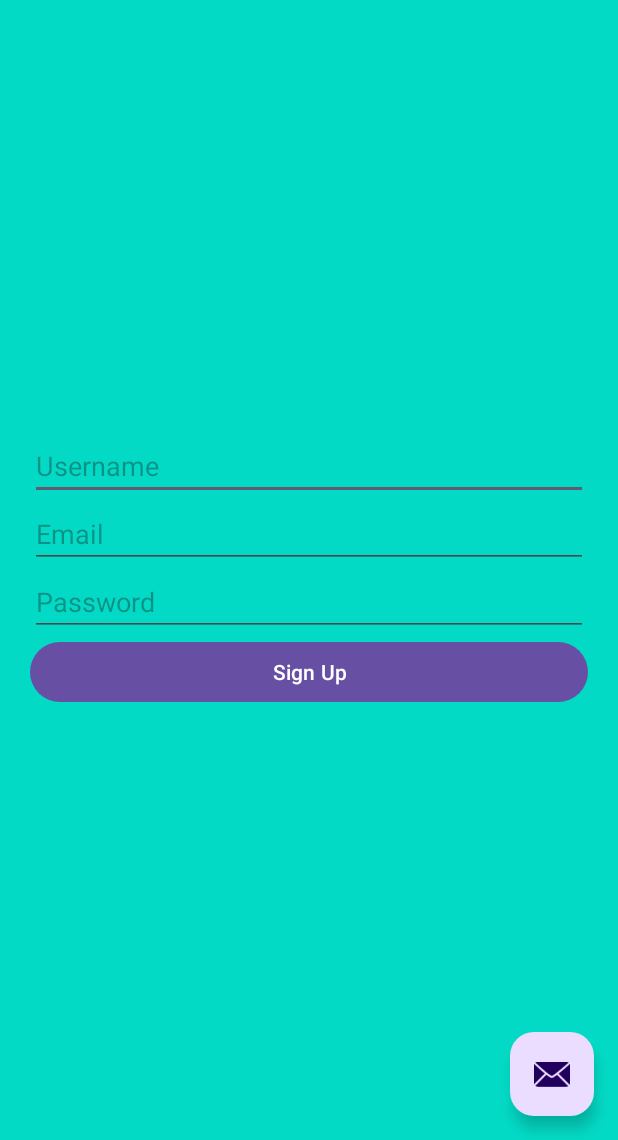
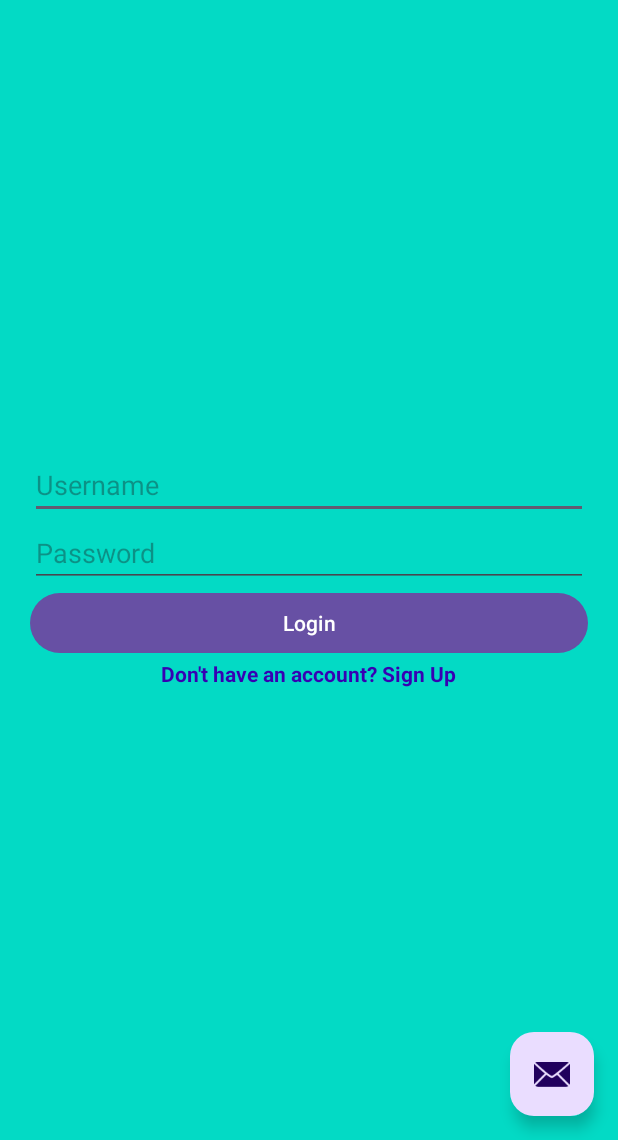
Before and after one commit to SenithuJkdy/infosnap-android, an Android app: the screen it shows after launch (MainActivity), on a phone screen of 412 x 824 dp, the part 96-1236 px from its top. Run offline under Robolectric (Android 15) with nearby library versions, the phone set to English and light mode, and no system bars; our stand-ins replace navigation-ui.

Commit message:
feat: add login page

```diff
--- /dev/null
+++ b/app/src/main/java/com/example/reporter_news_app/ui/login/LoginFragment.kt
@@ -0,0 +1,57 @@
+package com.example.reporter_news_app.ui.login
+
+import androidx.fragment.app.viewModels
+import android.os.Bundle
+import androidx.fragment.app.Fragment
+import android.view.LayoutInflater
+import android.view.View
+import android.view.ViewGroup
+import android.widget.Toast
+import androidx.lifecycle.ViewModelProvider
+import androidx.navigation.fragment.findNavController
+import com.example.reporter_news_app.R
+import com.example.reporter_news_app.databinding.FragmentLoginBinding
+
+class LoginFragment : Fragment() {
+
+    private lateinit var viewModel: LoginViewModel
+    private var _binding: FragmentLoginBinding? = null
+    private val binding get() = _binding!!
+
+    override fun onCreateView(
+        inflater: LayoutInflater, container: ViewGroup?,
+        savedInstanceState: Bundle?
+    ): View {
+        _binding = FragmentLoginBinding.inflate(inflater, container, false)
+        return binding.root
+    }
+
+    override fun onViewCreated(view: View, savedInstanceState: Bundle?) {
+        super.onViewCreated(view, savedInstanceState)
+
+        viewModel = ViewModelProvider(this).get(LoginViewModel::class.java)
+
+        binding.loginButton.setOnClickListener {
+            val username = binding.usernameEditText.text.toString()
+            val password = binding.passwordEditText.text.toString()
+            viewModel.login(username, password)
+        }
+
+        binding.signUpTextView.setOnClickListener {
+            findNavController().navigate(R.id.signup) // Navigate to Sign-Up
+        }
+
+        viewModel.loginState.observe(viewLifecycleOwner) { success ->
+            if (success) {
+                findNavController().navigate(R.id.nav_home)
+            } else {
+                Toast.makeText(requireContext(), "Login failed", Toast.LENGTH_SHORT).show()
+            }
+        }
+    }
+
+    override fun onDestroyView() {
+        super.onDestroyView()
+        _binding = null
+    }
+}
--- /dev/null
+++ b/app/src/main/java/com/example/reporter_news_app/ui/login/LoginViewModel.kt
@@ -0,0 +1,15 @@
+package com.example.reporter_news_app.ui.login
+
+import androidx.lifecycle.LiveData
+import androidx.lifecycle.MutableLiveData
+import androidx.lifecycle.ViewModel
+
+class LoginViewModel : ViewModel() {
+    private val _loginState = MutableLiveData<Boolean>()
+    val loginState: LiveData<Boolean> get() = _loginState
+
+    fun login(username: String, password: String) {
+        // Simulate a login process (Replace with API call)
+        _loginState.value = username == "admin" && password == "password"
+    }
+}
--- /dev/null
+++ b/app/src/main/res/layout/fragment_login.xml
@@ -0,0 +1,38 @@
+<?xml version="1.0" encoding="utf-8"?>
+<LinearLayout xmlns:android="http://schemas.android.com/apk/res/android"
+    xmlns:tools="http://schemas.android.com/tools"
+    android:layout_width="match_parent"
+    android:layout_height="match_parent"
+    android:orientation="vertical"
+    android:gravity="center"
+    android:padding="20dp"
+    tools:context=".ui.login.LoginFragment">
+
+    <EditText
+        android:id="@+id/usernameEditText"
+        android:layout_width="match_parent"
+        android:layout_height="wrap_content"
+        android:hint="Username"/>
+
+    <EditText
+        android:id="@+id/passwordEditText"
+        android:layout_width="match_parent"
+        android:layout_height="wrap_content"
+        android:hint="Password"
+        android:inputType="textPassword"/>
+
+    <Button
+        android:id="@+id/loginButton"
+        android:layout_width="match_parent"
+        android:layout_height="wrap_content"
+        android:text="Login"/>
+
+    <TextView
+        android:id="@+id/signUpTextView"
+        android:layout_width="wrap_content"
+        android:layout_height="wrap_content"
+        android:text="Don't have an account? Sign Up"
+        android:textColor="@color/purple_700"
+        android:textStyle="bold"/>
+
+</LinearLayout>
--- a/app/src/main/res/navigation/mobile_navigation.xml
+++ b/app/src/main/res/navigation/mobile_navigation.xml
@@ -3,8 +3,13 @@
     xmlns:app="http://schemas.android.com/apk/res-auto"
     xmlns:tools="http://schemas.android.com/tools"
     android:id="@+id/mobile_navigation"
-    app:startDestination="@+id/signup">
+    app:startDestination="@+id/login">
 
+    <fragment
+        android:id="@+id/login"
+        android:name="com.example.reporter_news_app.ui.login.LoginFragment"
+        android:layout_width="match_parent"
+        android:layout_height="match_parent"/>
 
     <fragment
         android:id="@+id/signup"
```
